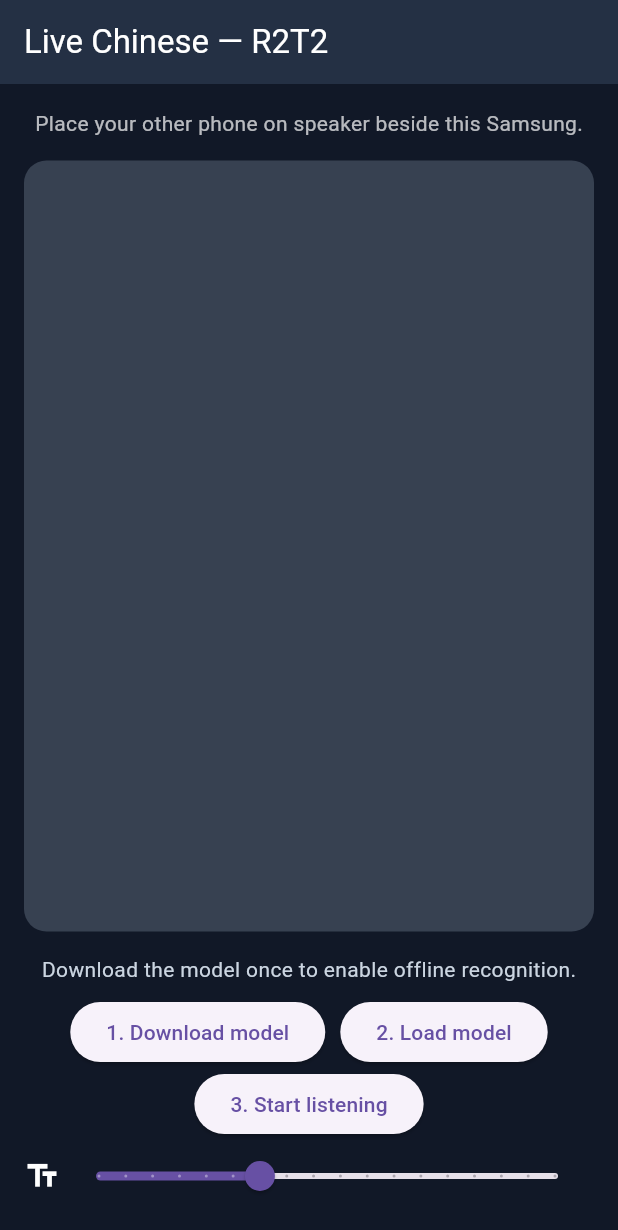
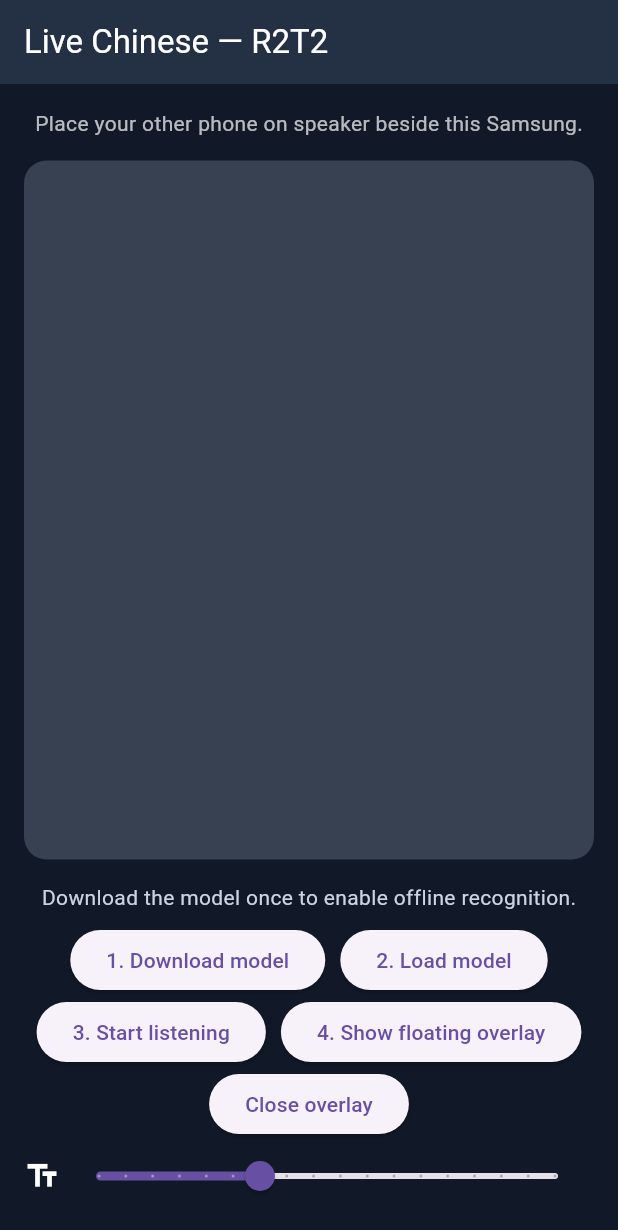
Before and after one commit to hh786686-ship-it/a, a Flutter app: the screen it shows after launch, on a phone screen of 412 x 824 dp. Shown: the top 1230 px of the screen. Run offline on Flutter 3.47's test engine with Material 3 defaults, Android fonts, the phone set to English and light mode, and no system bars; missing offline and left inert: crispasr, record.

Commit message:
Connect recognition captions to overlay and add show/close controls

```diff
--- a/samsung-r2t2/lib/main.dart
+++ b/samsung-r2t2/lib/main.dart
@@ -6,6 +6,7 @@ import 'dart:typed_data';
 
 import 'package:crispasr/crispasr.dart';
 import 'package:flutter/material.dart';
+import 'package:flutter/services.dart';
 import 'package:http/http.dart' as http;
 import 'package:path_provider/path_provider.dart';
 import 'package:record/record.dart';
@@ -153,6 +154,9 @@ class LiveCaptions extends StatefulWidget {
 }
 
 class _LiveCaptionsState extends State<LiveCaptions> {
+  static const _overlay = MethodChannel('livechinese/overlay');
+  bool _overlayVisible = false;
+
   final _recorder = AudioRecorder();
   StreamSubscription<Uint8List>? _micSub;
   ReceivePort? _updates;
@@ -173,6 +177,51 @@ class _LiveCaptionsState extends State<LiveCaptions> {
     _worker?.kill(priority: Isolate.immediate);
     _updates?.close();
     super.dispose();
+  }
+
+  Future<void> _showOverlay() async {
+    try {
+      // Foreground microphone services must be started while the activity
+      // is visible and after microphone permission has been granted.
+      if (!await _recorder.hasPermission()) {
+        if (mounted) setState(() => _status = 'Please grant microphone permission first.');
+        return;
+      }
+      final allowed = await _overlay.invokeMethod<bool>('hasOverlayPermission') ?? false;
+      if (!allowed) {
+        await _overlay.invokeMethod('requestOverlayPermission');
+        if (mounted) setState(() => _status =
+          'Enable "Appear on top", return here, and tap Show overlay again.');
+        return;
+      }
+      await _overlay.invokeMethod('startOverlay');
+      _overlayVisible = true;
+      await _syncOverlay();
+      if (mounted) setState(() => _status =
+        'Floating overlay is visible. Start listening, then switch apps.');
+    } catch (e) {
+      if (mounted) setState(() => _status = 'Overlay error: $e');
+    }
+  }
+
+  Future<void> _hideOverlay() async {
+    try {
+      await _overlay.invokeMethod('stopOverlay');
+      _overlayVisible = false;
+      if (mounted) setState(() => _status = 'Overlay closed.');
+    } catch (e) {
+      if (mounted) setState(() => _status = 'Overlay close error: $e');
+    }
+  }
+
+  Future<void> _syncOverlay() async {
+    if (!_overlayVisible) return;
+    try {
+      await _overlay.invokeMethod('setCaptions', {'lines': _captions.rows});
+    } catch (_) {
+      // The overlay can be closed from its own controls at any time.
+      _overlayVisible = false;
+    }
   }
 
   Future<File> _modelPath() async {
@@ -272,6 +321,7 @@ class _LiveCaptionsState extends State<LiveCaptions> {
             case 'caption':
               if (_listening) {
                 setState(() => _captions.accept(message['text'] as String));
+                unawaited(_syncOverlay());
               }
               break;
           }
@@ -294,6 +344,7 @@ class _LiveCaptionsState extends State<LiveCaptions> {
         await _recorder.stop();
         _send?.send({'op': 'stop', 'run': _run});
         if (mounted) setState(() { _listening = false; _status = 'Stopped'; });
+        // Keep the overlay visible to preserve the last subtitles.
         return;
       }
       if (!_loaded || _send == null) {
@@ -306,6 +357,7 @@ class _LiveCaptionsState extends State<LiveCaptions> {
       }
       final nextRun = ++_run;
       _captions.reset();
+      unawaited(_syncOverlay());
       _send!.send({'op': 'start', 'run': nextRun});
       final audio = await _recorder.startStream(const RecordConfig(
         encoder: AudioEncoder.pcm16bits,
@@ -369,6 +421,10 @@ class _LiveCaptionsState extends State<LiveCaptions> {
             child: const Text('2. Load model')),
           ElevatedButton(onPressed: _toggleMic,
             child: Text(_listening ? 'Stop listening' : '3. Start listening')),
+          ElevatedButton(onPressed: _showOverlay,
+            child: const Text('4. Show floating overlay')),
+          ElevatedButton(onPressed: _hideOverlay,
+            child: const Text('Close overlay')),
         ]),
         Row(children: [
           const Icon(Icons.text_fields, color: Colors.white),
```
